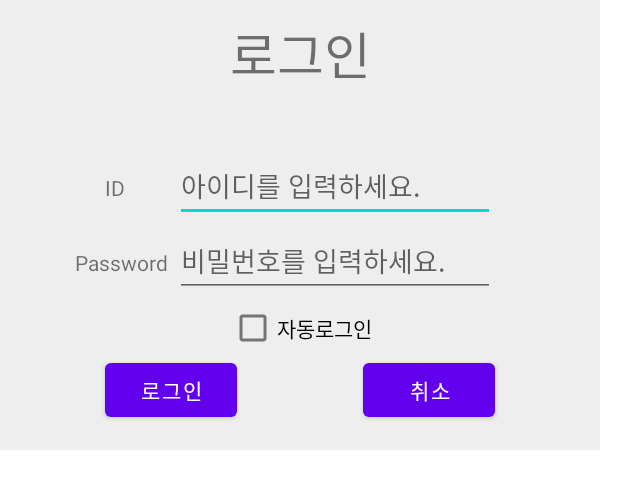
After one commit to gyangho/Nobase-Project, an Android app: the layout activity_login.xml on its own in the app's theme, with its tools: preview values and no code run, on a phone screen of 412 x 824 dp. The commit adds this screen. Shown: the top 489 px of the screen. Run offline under Robolectric (Android 15) with nearby library versions, the phone set to English and light mode, and no system bars.

Commit message:
add login and auto login

```diff
--- a/app/src/main/AndroidManifest.xml
+++ b/app/src/main/AndroidManifest.xml
@@ -30,6 +30,7 @@
             </intent-filter>
         </activity>
         <activity android:name=".WalkResultActivity" android:theme="@android:style/Theme.Dialog"/>
+        <activity android:name=".LoginActivity" android:theme="@android:style/Theme.Dialog"/>
     </application>
 
 </manifest>
--- a/app/src/main/java/com/example/project/WalkResultActivity.java
+++ b/app/src/main/java/com/example/project/WalkResultActivity.java
@@ -11,7 +11,6 @@ import android.content.DialogInterface;
 
 
 public class WalkResultActivity extends Activity {
-
 
     @Override
     public void onBackPressed() {
--- /dev/null
+++ b/app/src/main/res/layout/activity_login.xml
@@ -0,0 +1,98 @@
+<?xml version="1.0" encoding="utf-8"?>
+<androidx.constraintlayout.widget.ConstraintLayout xmlns:android="http://schemas.android.com/apk/res/android"
+    xmlns:app="http://schemas.android.com/apk/res-auto"
+    xmlns:tools="http://schemas.android.com/tools"
+    android:layout_width="400dp"
+    android:layout_height="300dp"
+
+    android:background="#eeeeee">
+
+    <TextView
+        android:id="@+id/textView"
+        android:layout_width="wrap_content"
+        android:layout_height="wrap_content"
+        android:text="로그인"
+        android:textSize="34sp"
+        app:layout_constraintBottom_toBottomOf="parent"
+        app:layout_constraintEnd_toEndOf="parent"
+        app:layout_constraintStart_toStartOf="parent"
+        app:layout_constraintTop_toTopOf="parent"
+        app:layout_constraintVertical_bias="0.039" />
+
+    <EditText
+        android:id="@+id/et_id"
+        android:layout_width="wrap_content"
+        android:layout_height="wrap_content"
+        android:ems="10"
+        android:layout_marginEnd="70dp"
+        android:layout_marginTop="100dp"
+        android:inputType="textPersonName"
+        android:hint="아이디를 입력하세요."
+        app:layout_constraintTop_toTopOf="parent"
+        app:layout_constraintEnd_toEndOf="parent" />
+
+    <EditText
+        android:id="@+id/et_password"
+        android:layout_width="wrap_content"
+        android:layout_height="wrap_content"
+        android:ems="10"
+        android:layout_marginEnd="70dp"
+        android:layout_marginTop="150dp"
+        android:inputType="textPassword"
+        android:hint="비밀번호를 입력하세요."
+        app:layout_constraintTop_toTopOf="parent"
+        app:layout_constraintEnd_toEndOf="parent" />
+
+    <TextView
+        android:id="@+id/textView2"
+        android:layout_width="wrap_content"
+        android:layout_height="wrap_content"
+        android:text="ID"
+        android:layout_marginStart="70dp"
+        android:layout_marginTop="115dp"
+        app:layout_constraintTop_toTopOf="parent"
+        app:layout_constraintStart_toStartOf="parent" />
+
+    <TextView
+        android:id="@+id/textView3"
+        android:layout_width="wrap_content"
+        android:layout_height="wrap_content"
+        android:text="Password"
+        android:layout_marginStart="50dp"
+        android:layout_marginTop="165dp"
+        app:layout_constraintTop_toTopOf="parent"
+        app:layout_constraintStart_toStartOf="parent" />
+
+    <CheckBox
+        android:id="@+id/auto_login_checkbox"
+        android:layout_width="wrap_content"
+        android:layout_height="wrap_content"
+        android:text="자동로그인"
+        app:layout_constraintBottom_toBottomOf="parent"
+        app:layout_constraintEnd_toEndOf="parent"
+        app:layout_constraintHorizontal_bias="0.501"
+        app:layout_constraintStart_toStartOf="parent"
+        app:layout_constraintTop_toTopOf="parent"
+        app:layout_constraintVertical_bias="0.773" />
+
+    <Button
+        android:id="@+id/login_button"
+        android:layout_width="wrap_content"
+        android:layout_height="wrap_content"
+        android:layout_marginStart="70dp"
+        android:layout_marginBottom="16dp"
+        android:text="로그인"
+        app:layout_constraintBottom_toBottomOf="parent"
+        app:layout_constraintStart_toStartOf="parent" />
+
+    <Button
+        android:id="@+id/cancel_button"
+        android:layout_width="wrap_content"
+        android:layout_height="wrap_content"
+        android:layout_marginEnd="70dp"
+        android:layout_marginBottom="16dp"
+        android:text="취소"
+        app:layout_constraintBottom_toBottomOf="parent"
+        app:layout_constraintEnd_toEndOf="parent" />
+
+</androidx.constraintlayout.widget.ConstraintLayout>
```
Also changed, not shown: app/src/main/java/com/example/project/LoginActivity.java (added, +98 -0 lines), app/src/main/java/com/example/project/MainActivity.java (+42 -2 lines), app/src/main/res/layout/activity_main.xml (+13 -3 lines), app/src/main/res/layout/walk_result.xml (+4 -3 lines). Lines whose indentation alone changed are shown as unchanged.
